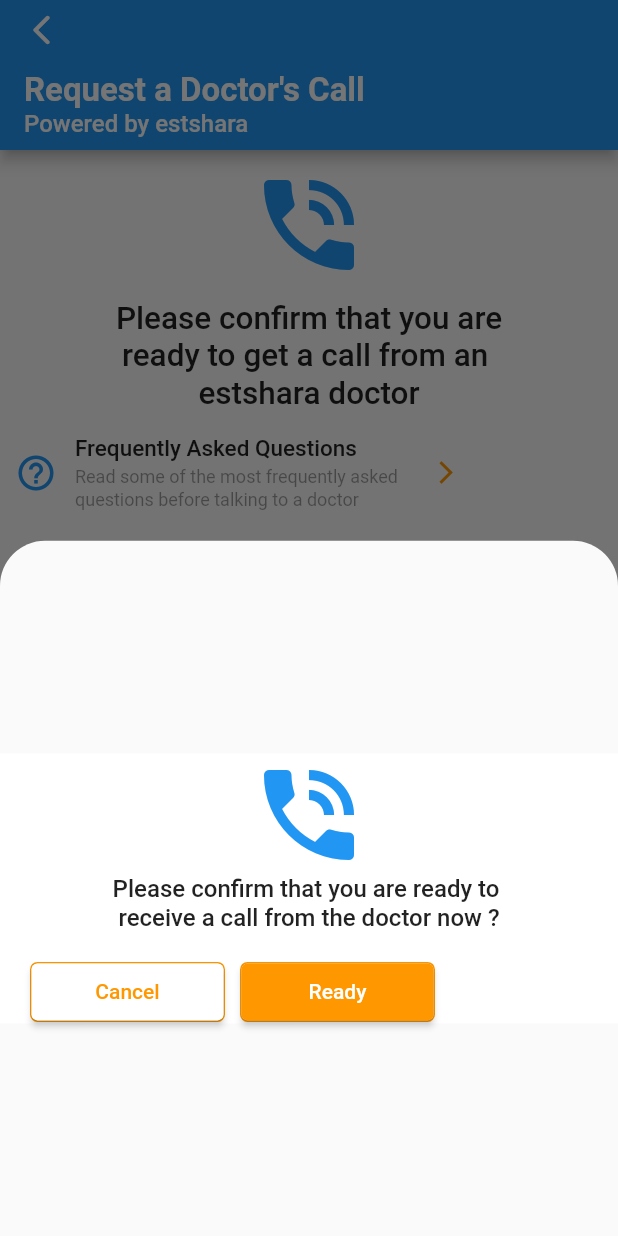
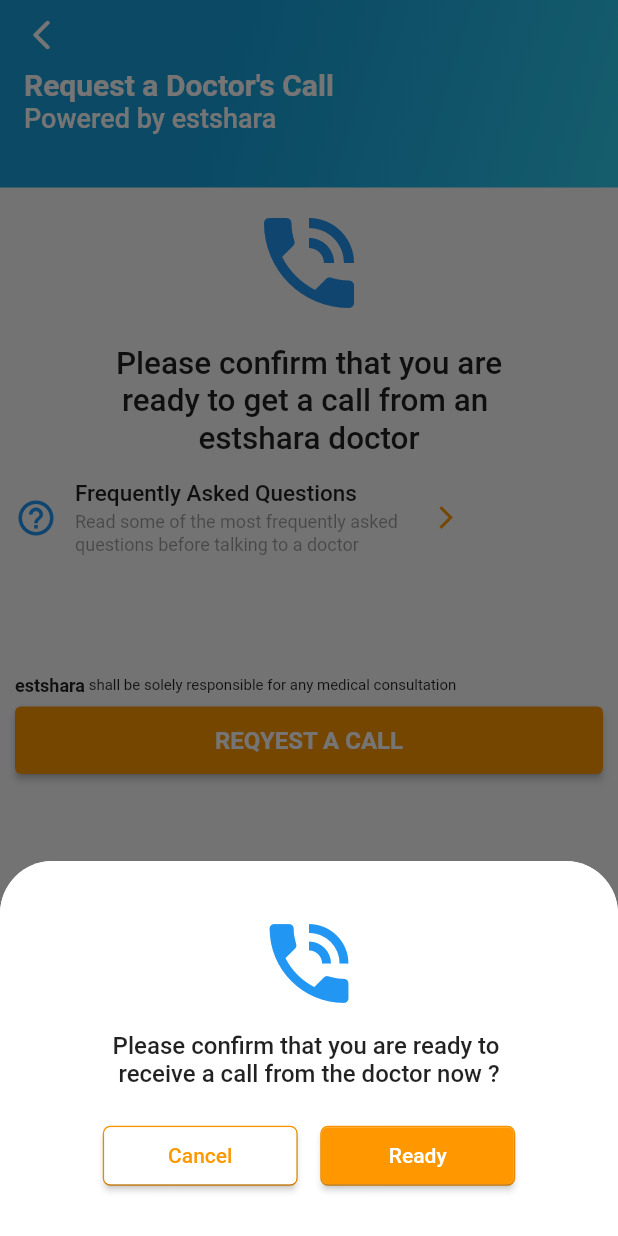
Before and after one commit to Mostafa-elshnhab/yodawy_iti_project, a Flutter app: the RequestScreen screen opened directly, after a tap on "REQYEST A CALL", on a phone screen of 412 x 824 dp. Run offline on Flutter 3.47's test engine with Material 2 defaults, Android fonts, the light colour scheme and no system bars; our stand-ins replace carousel_pro_nullsafety, flutter_image_slideshow, hexcolor; missing offline and left inert: country_list_pick, flutter_verification_code.

Commit message:
Adding TalkToDoctor & AppBar Color

```diff
--- a/lib/layout/TalkToDoctor/requestScreen.dart
+++ b/lib/layout/TalkToDoctor/requestScreen.dart
@@ -3,47 +3,76 @@
 import 'package:flutter/material.dart';
 import 'package:flutter_app_test/layout/TalkToDoctor/questionScreen.dart';
 import 'package:flutter_app_test/layout/TalkToDoctor/splachbody.dart';
+import 'package:hexcolor/hexcolor.dart';
 
-class RequestScreen extends StatelessWidget {
+class RequestScreen extends StatefulWidget {
 
+  @override
+  _RequestScreenState createState() => _RequestScreenState();
+}
+
+class _RequestScreenState extends State<RequestScreen> {
 
   @override
   Widget build(BuildContext context) {
-    return Scaffold(
-        appBar: AppBar(
-          toolbarHeight: 100,
-           // backgroundColor: Colors.redAccent,
+
+    return  Scaffold(
+
+      appBar: PreferredSize(
+        preferredSize: Size.fromHeight(125.0),
+        child: Container(
+          decoration: BoxDecoration(
+            gradient: LinearGradient(
+              begin: Alignment.topLeft,
+              end: Alignment.bottomRight,
+              colors: <Color>[
+                Color(0xFF179FDB),
+                Color(0xFF179FDB),
+                Color(0xFF21B3E4),
+                Color(0xFF2ECBEE),
+              ],
+              tileMode: TileMode.clamp,
+            ),
+          ),
+          child: Column(
+            children: [
+              AppBar(
+                toolbarHeight: 100 ,
+                automaticallyImplyLeading: false,
+                backgroundColor: Colors.transparent,
+                elevation: 0,
+                //leadingWidth: 30,
                 title: Container(
-
+                  width: double.infinity ,
+                  // height: 100,
                   child: Column(
                     crossAxisAlignment: CrossAxisAlignment.start,
-
                     children: [
                       GestureDetector(
                         child: Icon(
                           Icons.arrow_back_ios_rounded ,
                         ),
                         onTap: (){
-                   //  print('hi');
+                          Navigator.pop(context);
                         },
                       ),
-                SizedBox(height: 15,) ,
+                      SizedBox(height: 10,) ,
 
-                Text('Request a Doctor\'s Call' , style: TextStyle(fontSize: 22 , fontWeight: FontWeight.w600), ),
-                Text('Powered by estshara' , style: TextStyle(fontSize: 16  ,
+                      Text('Request a Doctor\'s Call' , style: TextStyle(fontSize: 20 , fontWeight: FontWeight.w600), ),
+                      Text('Powered by estshara' , style: TextStyle(fontSize: 18  ,
                       ), ),
                     ],
                   ),
-          ),
-          automaticallyImplyLeading: false,
-
-
-
-
-
-
 
                 ),
+
+              ),
+
+            ],
+          ),
+        ),
+      ),
+
 
       body: SingleChildScrollView(
         child: Container(
@@ -58,7 +87,7 @@
                     color: Colors.blue,
                   ),
                 ),
-                 SizedBox(height: 10,),
+                SizedBox(height: 15,),
                 Container(
                   child:
                   Column(
@@ -158,41 +187,68 @@
                       style: ElevatedButton.styleFrom(
                           primary: Colors.orange
                       ),
-                       ///////////////////////////////////////
+                      //////////////////////////////////////////////////////////////////////
                       onPressed: (){
 
-                       //  showAlertDialog(context);
 
-                       showModalBottomSheet<void>(
-                       context: context,
+                        _showbuttonSheet( context ) ;
 
+                      },
+                      //////////////////////////////////////////////
+                      child: Text('REQYEST A CALL' ,
+                        style: TextStyle(fontWeight:FontWeight.w700 , fontSize: 16),)),
+                ) ,
+
+
+
+              ]
+          ),
+        ),
+      ),
+    );
+
+
+
+
+
+  }
+
+  _showbuttonSheet(context )
+  {
+    showModalBottomSheet(context: context,
         shape: RoundedRectangleBorder(
           borderRadius: BorderRadius.only(
-                             topLeft: const Radius.circular(30.0),
-                               topRight: const Radius.circular(30.0)
+            topRight: Radius.circular(35) ,
+            topLeft: Radius.circular(35) ,
 
-                           )
-                         //  borderRadius: BorderRadius.circular(30.0),
           ),
 
+        ),
+        backgroundColor: Colors.white,
         builder: (BuildContext context) {
-                      return Center(
-                        child: Container(
-                        height: 180 ,
 
+          return Container(
+            height: 250,
+            width: double.infinity ,
+            decoration: BoxDecoration(
               color: Colors.white ,
+
+              borderRadius: BorderRadius.only(
+                topRight: Radius.circular(35) ,
+                topLeft: Radius.circular(35) ,
+
+              ),),
             child: Center(
               child: Column(
                 mainAxisAlignment: MainAxisAlignment.center,
                 mainAxisSize: MainAxisSize.min,
 
-                  children: <Widget>[
-                  const Icon(
-
-                    Icons.phone_in_talk ,size: 80,
+                children: [
+                  Icon(
+                    Icons.phone_in_talk ,size: 70,
                     color: Colors.blue,
                   ),
-
+                  SizedBox(height: 10,),
                   Column(
                     children: [
                       Text('Please confirm that you are ready to ' ,
@@ -201,13 +257,13 @@
                           style: TextStyle(fontWeight: FontWeight.w500 , fontSize: 16))
                     ],
                   ),
-                  SizedBox(height: 20,),
+                  SizedBox(height: 25,),
 
                   Container(
                     margin: EdgeInsets.symmetric(horizontal: 20),
 
                     child: Row(
-
+                      mainAxisAlignment: MainAxisAlignment.center,
                       children: [
 
                         Container(
@@ -229,7 +285,7 @@
                             onPressed: () => Navigator.pop(context),
                           ),
                         ),
-                  SizedBox(width: 10,) ,
+                        SizedBox(width: 15,) ,
 
                         Container(
                           decoration: BoxDecoration(
@@ -260,95 +316,15 @@
                     ),
                   ) ,
 
-    ],
-    ),
-    ),),
-                      );
-    },
-    );
 
 
 
-
-
-  },
-                       //////////////////////////////////////////////
-                       child: Text('REQYEST A CALL' ,
-                         style: TextStyle(fontWeight:FontWeight.w700 , fontSize: 16),)),
-                            ) ,
-
-
-
-          ]
+                ],
               ),
             ),
-           ),
+
           );
-
-
+        });
+  }
 
 }
-                         /////////////////////////////////////////////////////
-  ///////////////////////////////////////////
-
-  /*showAlertDialog(BuildContext context) {
-
-
-    Widget cancelButton =Container(
-      width: 100 ,
-        child : ElevatedButton( onPressed: (){} ,
-        child: Text('Cancel' , style: TextStyle(color: Colors.orange),) ,
-        style: ElevatedButton.styleFrom(
-        primary: Colors.white ,
-
-    ),) ) ;
-
-
-
-    Widget continueButton = Container(
-      width: 100 ,
-   child : ElevatedButton( onPressed: (){} ,
-        child: Text('Ready') ,
-      style: ElevatedButton.styleFrom(
-          primary: Colors.orange
-      ),
-
-    ) ) ;
-
-
-    // set up the AlertDialog
-    AlertDialog alert =  AlertDialog(
-
-
-      title: Icon(  Icons.phone_in_talk ,size: 60,
-        color: Colors.blue, ),
-      content: Text("Please confirm that you are ready to receive a call from the doctor now?") ,
-      actions: [
-        cancelButton,
-        continueButton,
-      ],
-    );
-
-    // show the dialog
-    showDialog(
-
-      context: context,
-      builder: (BuildContext context) {
-
-        return alert;
-      },
-    );
-  } */
-
-
-
-
-
-  //////////////////////////////////////////////////////////////////////////
-///////////////////////////////////////////
-
-
-
-
-
-                       }
--- a/lib/layout/splashScreen.dart
+++ b/lib/layout/splashScreen.dart
@@ -26,6 +26,7 @@
 
   @override
   Widget build(BuildContext context) {
+
     return Container(
         color: Colors.grey.withOpacity(.8),
         child: Image.asset('assets/images/1.jpg')
--- a/lib/main.dart
+++ b/lib/main.dart
@@ -11,7 +11,10 @@
 class MyApp extends StatelessWidget {
   @override
   Widget build(BuildContext context) {
-    return MaterialApp(debugShowCheckedModeBanner: false, home: SplashScreen());
+    return MaterialApp(
+        debugShowCheckedModeBanner: false,
+        home: SplashScreen(),
+       );
   }
 }
 
@@ -36,6 +39,7 @@
     return Scaffold(
       backgroundColor: Colors.white,
       body: Center(child: Image.asset('assets/images/splash.png')),
+
     );
   }
 }
```
Also changed, not shown: lib/layout/TalkToDoctor/questionScreen.dart (+36 -9 lines), lib/layout/TalkToDoctor/splachbody.dart (+37 -15 lines), lib/layout/TalkToDoctor/waitingScreen.dart (+36 -12 lines). Lines whose indentation alone changed are shown as unchanged.
